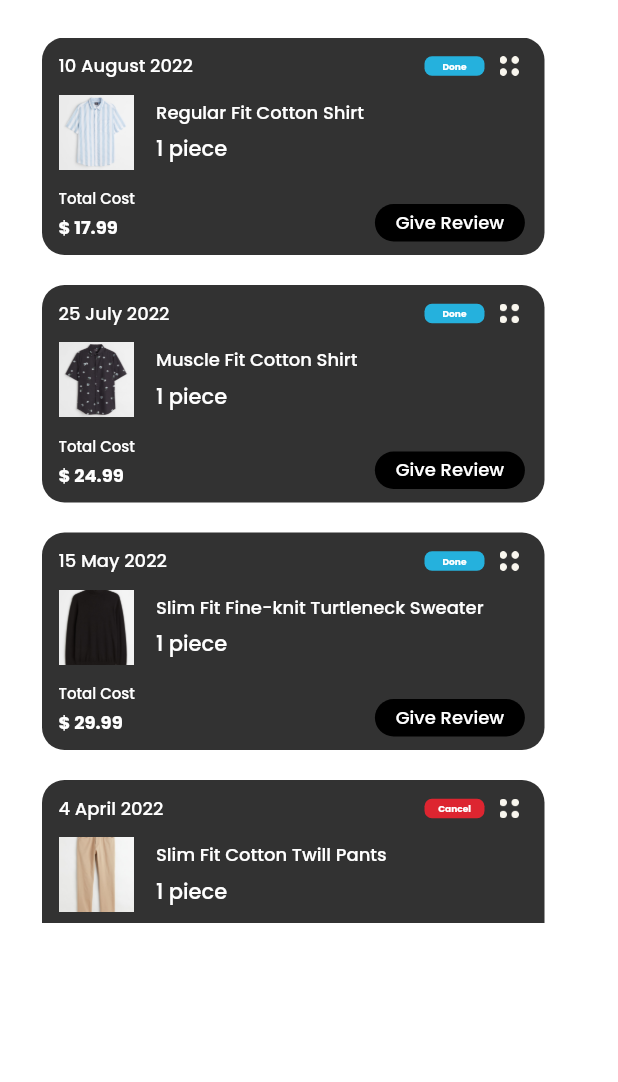
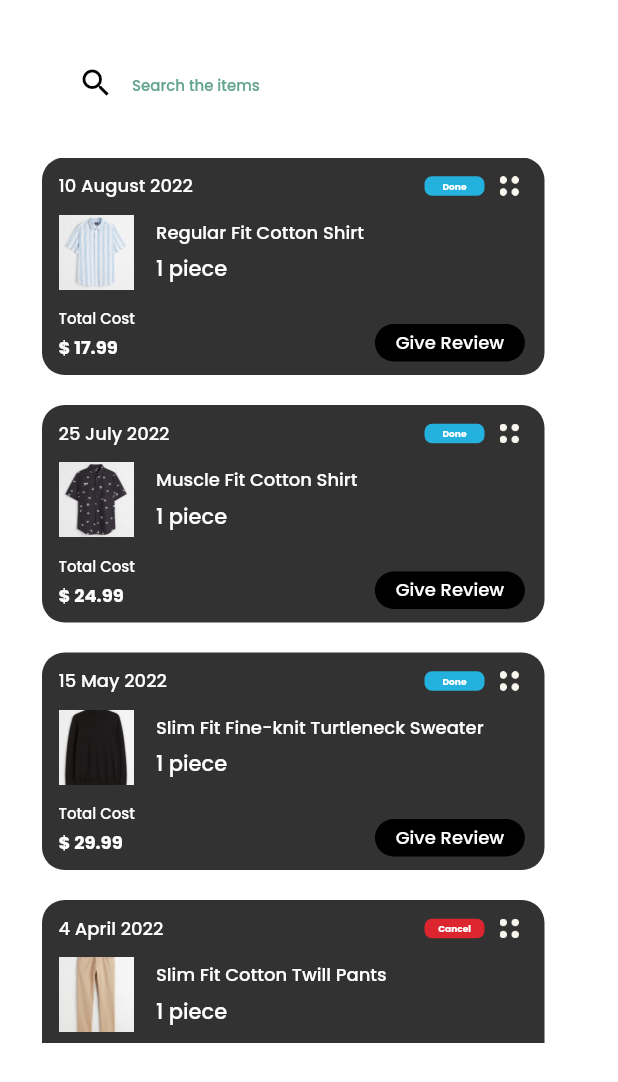
Before and after one commit to FarhanAshari23/tugas_besar, a Flutter app: the TransactionPage screen opened directly, on a phone screen of 412 x 824 dp. Shown: the top 1082 px of the screen. Run offline on Flutter 3.47's test engine with Material 2 defaults, Android fonts, the phone set to English and light mode, and no system bars; our stand-ins replace convex_bottom_bar, google_fonts, introduction_screen, lottie; network calls fail.

Commit message:
Challange search kemarin dan memperbaiki value data api yang null

```diff
--- a/lib/views/home.dart
+++ b/lib/views/home.dart
@@ -32,6 +32,7 @@ class _HomePageState extends State<HomePage> {
     setState(() {
       _isLoading = false;
     });
+    print(_clothes);
   }
 
   @override
--- a/lib/views/splash.dart
+++ b/lib/views/splash.dart
@@ -1,6 +1,8 @@
 import 'package:flutter/material.dart';
 import 'package:introduction_screen/introduction_screen.dart';
 import 'package:lottie/lottie.dart';
+import 'package:tugas_besar/views/profile.dart';
+import 'package:tugas_besar/views/transaction.dart';
 import 'package:tugas_besar/views/widgets/font.dart';
 import 'home.dart';
 
--- a/lib/views/transaction.dart
+++ b/lib/views/transaction.dart
@@ -10,6 +10,7 @@ class TransactionPage extends StatefulWidget {
 }
 
 class _TransactionPageState extends State<TransactionPage> {
+  TextEditingController controller = new TextEditingController();
   @override
   Widget build(BuildContext context) {
     Widget detailProduct(
@@ -165,10 +166,36 @@ class _TransactionPageState extends State<TransactionPage> {
 
     return Scaffold(
       backgroundColor: Colors.white70,
-      body: SingleChildScrollView(
+      body: SafeArea(
+        child: SingleChildScrollView(
           child: Column(
             crossAxisAlignment: CrossAxisAlignment.start,
             children: [
+              Padding(
+                padding: const EdgeInsets.only(top: 30, left: 40),
+                child: SizedBox(
+                  width: 300,
+                  height: 50,
+                  child: TextFormField(
+                    controller: controller,
+                    style: inputItems,
+                    decoration: InputDecoration(
+                      fillColor: Colors.white,
+                      filled: true,
+                      border: OutlineInputBorder(
+                        borderRadius: BorderRadius.circular(10),
+                        borderSide: BorderSide.none,
+                      ),
+                      hintText: 'Search the items',
+                      hintStyle: searchItems,
+                      prefixIcon: const Icon(
+                        Icons.search,
+                        color: Colors.black,
+                      ),
+                    ),
+                  ),
+                ),
+              ),
               const SizedBox(height: 25),
               Padding(
                 padding: const EdgeInsets.only(left: 28),
@@ -239,6 +266,7 @@ class _TransactionPageState extends State<TransactionPage> {
             ],
           ),
         ),
+      ),
     );
   }
 }
```
Also changed, not shown: lib/models/clothes.dart (+11 -6 lines). Lines whose indentation alone changed are shown as unchanged.
